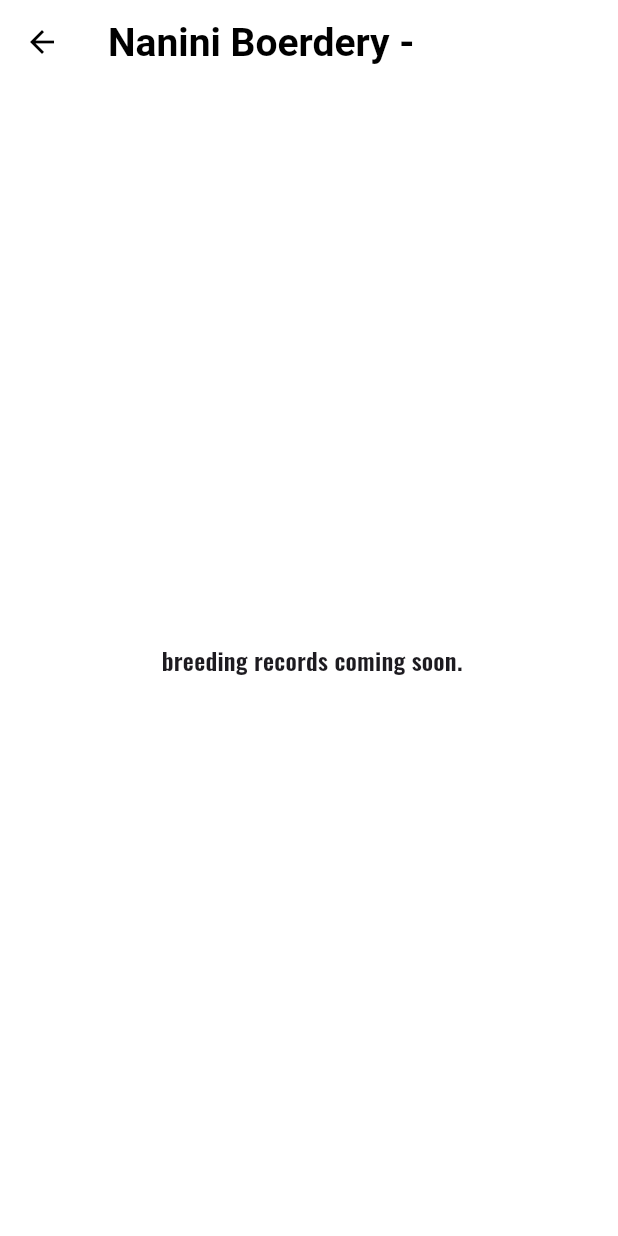
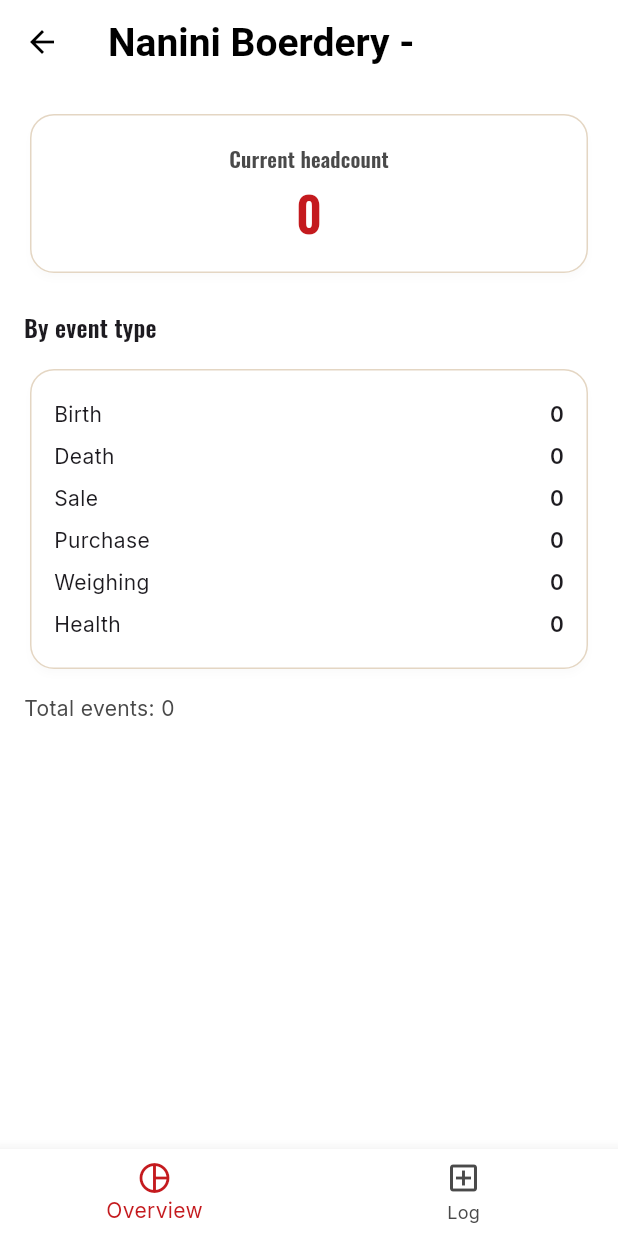
Before and after one commit to DFourie87/Nanini, a Flutter app: the GameSpeciesHomeScreen screen opened directly with empty values, on a phone screen of 412 x 824 dp. Run offline on Flutter 3.47's test engine with Material 3 defaults, Android fonts, the phone set to English and light mode, and no system bars; our stand-ins replace csv, fl_chart, flutter_map, google_fonts, latlong2, pdf and 4 more; accounts and stored records are empty.

Commit message:
Add Overview and Log tabs to Buffalo/Sable game breeding apps
Each species screen now has two bottom-nav tabs backed by a shared
game_events table (species, tag number, event type, date, weight,
notes):
- Log: record an event (birth/death/sale/purchase/weighing/health)
  and see that species' event history below the form.
- Overview: current headcount (births + purchases - deaths - sales),
  counts by event type, and average weight from weighing events.

Needs a new Supabase table -- SQL to run:

create table if not exists game_events (
  id uuid primary key default gen_random_uuid(),
  species text not null,
  tag_number text,
  event_type text not null,
  event_date date not null,
  weight_kg numeric,
  notes text,
  created_at timestamptz not null default now()
);
alter publication supabase_realtime add table game_events;

Co-Authored-By: Claude Sonnet 5 <noreply@anthropic.com>
Claude-Session: https://claude.ai/code/session_0154FLxM7bQ7qjn16GE6RHFv

```diff
--- a/nanini_app/lib/features/game_breeding/game_breeding_home_screen.dart
+++ b/nanini_app/lib/features/game_breeding/game_breeding_home_screen.dart
@@ -1,5 +1,8 @@
 import 'package:flutter/material.dart';
 import '../../core/widgets/nanini_app_bar.dart';
+import 'game_breeding_repository.dart';
+import 'game_log_screen.dart';
+import 'game_overview_screen.dart';
 
 class GameBreedingHomeScreen extends StatelessWidget {
   const GameBreedingHomeScreen({super.key});
@@ -44,19 +47,37 @@ class _SpeciesButton extends StatelessWidget {
   }
 }
 
-/// One subcategory app per species (Buffalo, Sable). Breeding-record
-/// features are still to be defined -- this is the landing screen each
-/// species button opens into.
-class GameSpeciesHomeScreen extends StatelessWidget {
+/// One subcategory app per species (Buffalo, Sable), each with its own
+/// Overview and Log tabs against the shared game_events table filtered by
+/// species.
+class GameSpeciesHomeScreen extends StatefulWidget {
   const GameSpeciesHomeScreen({super.key, required this.species});
   final String species;
 
   @override
+  State<GameSpeciesHomeScreen> createState() => _GameSpeciesHomeScreenState();
+}
+
+class _GameSpeciesHomeScreenState extends State<GameSpeciesHomeScreen> {
+  final repo = GameBreedingRepository();
+  int index = 0;
+
+  @override
   Widget build(BuildContext context) {
+    final pages = [
+      GameOverviewScreen(repo: repo, species: widget.species),
+      GameLogScreen(repo: repo, species: widget.species),
+    ];
     return Scaffold(
-      appBar: NaniniAppBar(title: species),
-      body: Center(
-        child: Text('$species breeding records coming soon.', style: Theme.of(context).textTheme.titleMedium),
+      appBar: NaniniAppBar(title: widget.species),
+      body: pages[index],
+      bottomNavigationBar: BottomNavigationBar(
+        currentIndex: index,
+        onTap: (i) => setState(() => index = i),
+        items: const [
+          BottomNavigationBarItem(icon: Icon(Icons.pie_chart_outline), label: 'Overview'),
+          BottomNavigationBarItem(icon: Icon(Icons.add_box_outlined), label: 'Log'),
+        ],
       ),
     );
   }
--- /dev/null
+++ b/nanini_app/lib/features/game_breeding/game_breeding_models.dart
@@ -0,0 +1,57 @@
+const kGameSpecies = ['Buffalo', 'Sable'];
+
+enum GameEventType { birth, death, sale, purchase, weighing, health }
+
+String gameEventTypeLabel(GameEventType t) => switch (t) {
+      GameEventType.birth => 'Birth',
+      GameEventType.death => 'Death',
+      GameEventType.sale => 'Sale',
+      GameEventType.purchase => 'Purchase',
+      GameEventType.weighing => 'Weighing',
+      GameEventType.health => 'Health',
+    };
+
+GameEventType gameEventTypeFromString(String? s) =>
+    GameEventType.values.firstWhere((t) => t.name == s, orElse: () => GameEventType.health);
+
+class GameEvent {
+  GameEvent({
+    this.id,
+    required this.species,
+    this.tagNumber,
+    required this.eventType,
+    required this.eventDate,
+    this.weightKg,
+    this.notes,
+    DateTime? createdAt,
+  }) : createdAt = createdAt ?? DateTime.now();
+
+  final String? id;
+  final String species;
+  final String? tagNumber;
+  final GameEventType eventType;
+  final String eventDate;
+  final double? weightKg;
+  final String? notes;
+  final DateTime createdAt;
+
+  factory GameEvent.fromJson(Map<String, dynamic> j) => GameEvent(
+        id: j['id'] as String,
+        species: j['species'] as String,
+        tagNumber: j['tag_number'] as String?,
+        eventType: gameEventTypeFromString(j['event_type'] as String?),
+        eventDate: j['event_date'] as String,
+        weightKg: (j['weight_kg'] as num?)?.toDouble(),
+        notes: j['notes'] as String?,
+        createdAt: DateTime.parse(j['created_at'] as String? ?? DateTime.now().toIso8601String()),
+      );
+
+  Map<String, dynamic> toInsert() => {
+        'species': species,
+        'tag_number': tagNumber,
+        'event_type': eventType.name,
+        'event_date': eventDate,
+        'weight_kg': weightKg,
+        'notes': notes,
+      };
+}
--- /dev/null
+++ b/nanini_app/lib/features/game_breeding/game_breeding_repository.dart
@@ -0,0 +1,14 @@
+import '../../core/supabase_client.dart';
+import 'game_breeding_models.dart';
+
+class GameBreedingRepository {
+  Stream<List<GameEvent>> watchEvents() => sb
+      .from('game_events')
+      .stream(primaryKey: ['id'])
+      .order('event_date')
+      .map((rows) => rows.map(GameEvent.fromJson).toList());
+
+  Future<void> addEvent(GameEvent e) => sb.from('game_events').insert(e.toInsert());
+
+  Future<void> deleteEvent(String id) => sb.from('game_events').delete().eq('id', id);
+}
--- /dev/null
+++ b/nanini_app/lib/features/game_breeding/game_overview_screen.dart
@@ -0,0 +1,69 @@
+import 'package:flutter/material.dart';
+import '../../theme/nanini_theme.dart';
+import 'game_breeding_models.dart';
+import 'game_breeding_repository.dart';
+
+class GameOverviewScreen extends StatelessWidget {
+  const GameOverviewScreen({super.key, required this.repo, required this.species});
+  final GameBreedingRepository repo;
+  final String species;
+
+  @override
+  Widget build(BuildContext context) {
+    return StreamBuilder<List<GameEvent>>(
+      stream: repo.watchEvents(),
+      builder: (context, snap) {
+        final events = (snap.data ?? []).where((e) => e.species == species).toList();
+
+        final counts = {for (final t in GameEventType.values) t: events.where((e) => e.eventType == t).length};
+        final headcount =
+            (counts[GameEventType.birth] ?? 0) + (counts[GameEventType.purchase] ?? 0) - (counts[GameEventType.death] ?? 0) - (counts[GameEventType.sale] ?? 0);
+
+        final weighings = events.where((e) => e.eventType == GameEventType.weighing && e.weightKg != null).toList();
+        final avgWeight = weighings.isEmpty ? null : weighings.fold<double>(0, (s, e) => s + e.weightKg!) / weighings.length;
+
+        return ListView(
+          padding: const EdgeInsets.all(16),
+          children: [
+            Card(
+              child: Padding(
+                padding: const EdgeInsets.all(20),
+                child: Column(
+                  children: [
+                    Text('Current headcount', style: Theme.of(context).textTheme.titleSmall?.copyWith(color: NaniniColors.muted)),
+                    const SizedBox(height: 6),
+                    Text('$headcount', style: Theme.of(context).textTheme.headlineLarge?.copyWith(color: NaniniColors.rustDark)),
+                  ],
+                ),
+              ),
+            ),
+            const SizedBox(height: 20),
+            Text('By event type', style: Theme.of(context).textTheme.titleMedium),
+            const SizedBox(height: 12),
+            Card(
+              child: Padding(
+                padding: const EdgeInsets.all(16),
+                child: Column(
+                  children: [
+                    for (final t in GameEventType.values) _row(gameEventTypeLabel(t), '${counts[t] ?? 0}'),
+                    if (avgWeight != null) ...[
+                      const Divider(),
+                      _row('Avg. weight (weighings)', '${avgWeight.toStringAsFixed(1)} kg'),
+                    ],
+                  ],
+                ),
+              ),
+            ),
+            const SizedBox(height: 12),
+            Text('Total events: ${events.length}', style: const TextStyle(color: NaniniColors.muted)),
+          ],
+        );
+      },
+    );
+  }
+
+  Widget _row(String label, String value) => Padding(
+        padding: const EdgeInsets.symmetric(vertical: 4),
+        child: Row(mainAxisAlignment: MainAxisAlignment.spaceBetween, children: [Text(label), Text(value, style: const TextStyle(fontWeight: FontWeight.w600))]),
+      );
+}
```
Also changed, not shown: nanini_app/lib/features/game_breeding/game_log_screen.dart (added, +133 -0 lines).
